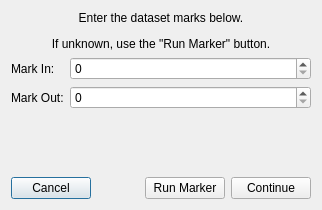
The window that custom_widgets/marker_dialog.ui (gwillz/EagleEye) describes before a commit, drawn with Qt 5.
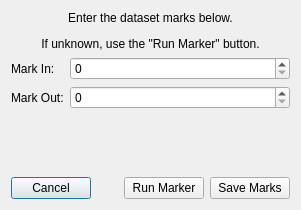
The same window after the commit.

Commit message: tweaks to marker and save options dialogs

```diff
--- a/custom_widgets/marker_dialog.ui
+++ b/custom_widgets/marker_dialog.ui
@@ -6,7 +6,7 @@
    <rect>
     <x>0</x>
     <y>0</y>
-    <width>322</width>
+    <width>301</width>
     <height>210</height>
    </rect>
   </property>
@@ -46,7 +46,7 @@
      <item>
       <widget class="QPushButton" name="continue_button">
        <property name="text">
-        <string>Continue</string>
+        <string>Save Marks</string>
        </property>
       </widget>
      </item>
```
The commit also changes 2 other files.
